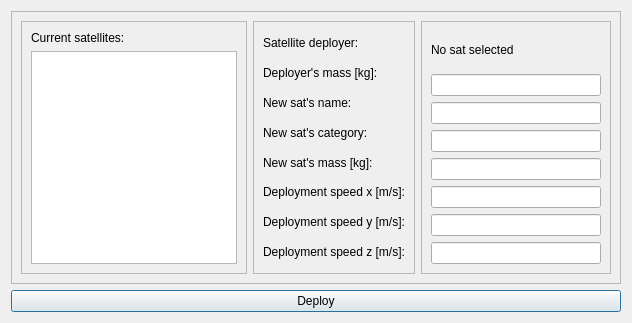
First picture: the form in deployment/dpl_window.ui, repository spel-uchile/Pypredict, before the edit.
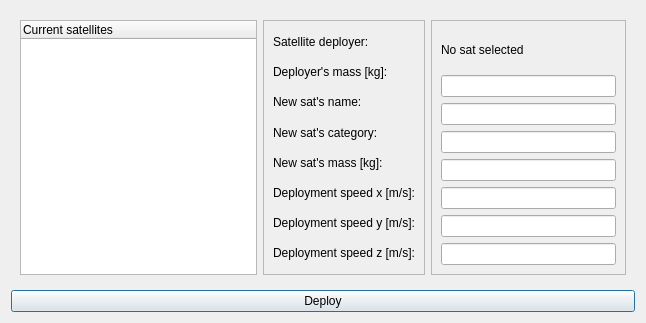
Second picture: the form after the edit.

Commit message: Replaced a list and a lable with a table.

Patch:
```diff
--- a/deployment/dpl_window.ui
+++ b/deployment/dpl_window.ui
@@ -6,7 +6,7 @@
    <rect>
     <x>0</x>
     <y>0</y>
-    <width>632</width>
+    <width>646</width>
     <height>323</height>
    </rect>
   </property>
@@ -17,38 +17,46 @@
    <item>
     <widget class="QFrame" name="frame_4">
      <property name="frameShape">
-      <enum>QFrame::StyledPanel</enum>
+      <enum>QFrame::NoFrame</enum>
      </property>
      <property name="frameShadow">
       <enum>QFrame::Raised</enum>
      </property>
+     <property name="lineWidth">
+      <number>1</number>
+     </property>
      <layout class="QHBoxLayout" name="horizontalLayout_2">
       <item>
-       <widget class="QFrame" name="frame">
-        <property name="minimumSize">
-         <size>
-          <width>190</width>
-          <height>0</height>
-         </size>
+       <widget class="QTableWidget" name="curr_sats_tab">
+        <property name="sizePolicy">
+         <sizepolicy hsizetype="Expanding" vsizetype="Expanding">
+          <horstretch>0</horstretch>
+          <verstretch>0</verstretch>
+         </sizepolicy>
         </property>
-        <property name="frameShape">
-         <enum>QFrame::StyledPanel</enum>
+        <property name="sizeAdjustPolicy">
+         <enum>QAbstractScrollArea::AdjustIgnored</enum>
         </property>
-        <property name="frameShadow">
-         <enum>QFrame::Raised</enum>
-        </property>
-        <layout class="QVBoxLayout" name="verticalLayout_2">
-         <item>
-          <widget class="QLabel" name="label_1">
-           <property name="text">
-            <string>Current satellites:</string>
-           </property>
-          </widget>
-         </item>
-         <item>
-          <widget class="QListWidget" name="curr_sats_lst"/>
-         </item>
-        </layout>
+        <attribute name="horizontalHeaderDefaultSectionSize">
+         <number>100</number>
+        </attribute>
+        <attribute name="horizontalHeaderMinimumSectionSize">
+         <number>57</number>
+        </attribute>
+        <attribute name="horizontalHeaderStretchLastSection">
+         <bool>true</bool>
+        </attribute>
+        <attribute name="verticalHeaderDefaultSectionSize">
+         <number>30</number>
+        </attribute>
+        <column>
+         <property name="text">
+          <string>Current satellites</string>
+         </property>
+         <property name="textAlignment">
+          <set>AlignLeading|AlignVCenter</set>
+         </property>
+        </column>
        </widget>
       </item>
       <item>
@@ -123,7 +131,7 @@
        <widget class="QFrame" name="frame_3">
         <property name="minimumSize">
          <size>
-          <width>190</width>
+          <width>195</width>
           <height>0</height>
          </size>
         </property>
```
The commit also changes 2 other files.
